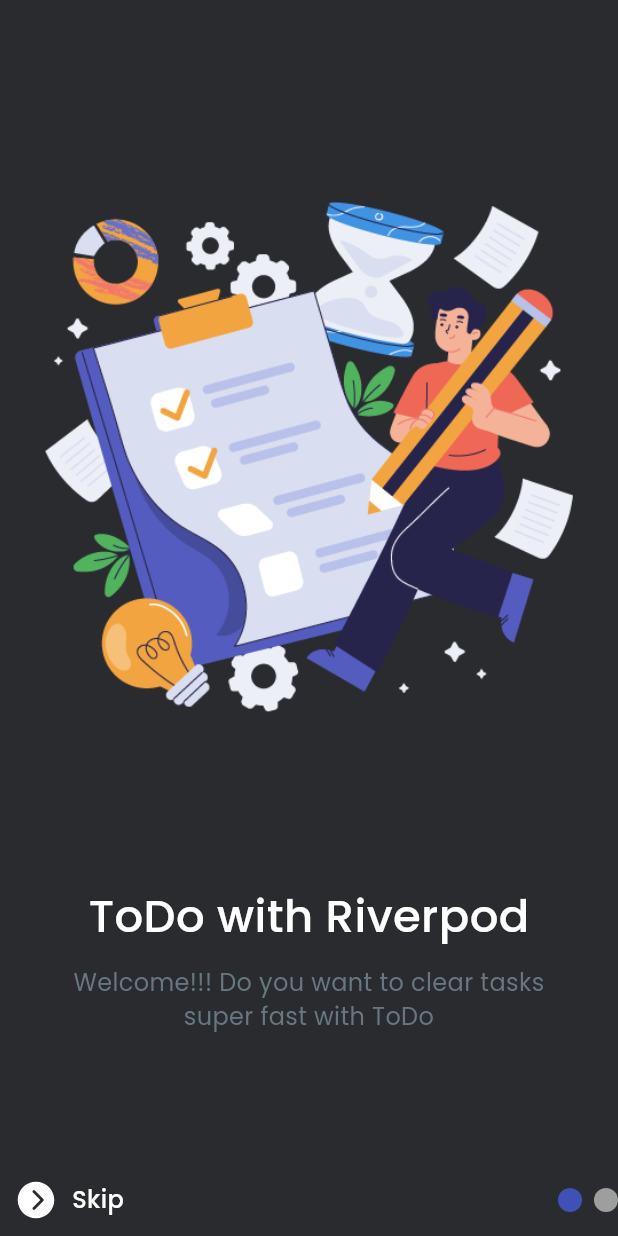
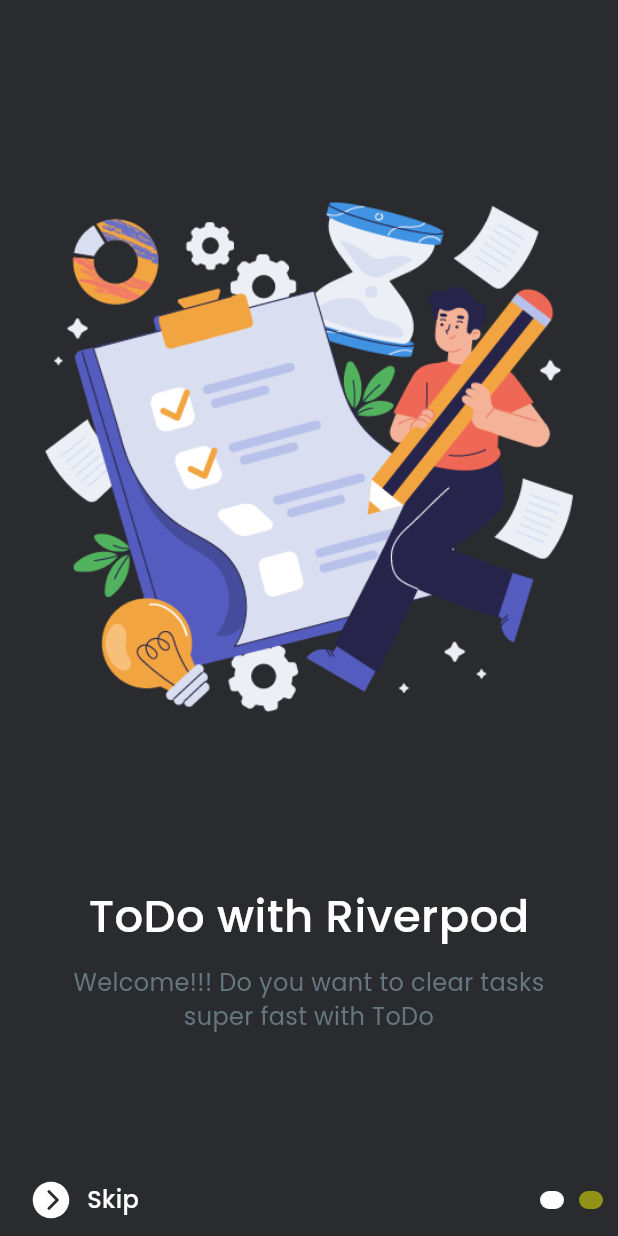
Before and after one commit to fidelisnwabisi/todo_app, a Flutter app: the screen it shows after launch, on a phone screen of 412 x 824 dp. Run offline on Flutter 3.47's test engine with Material 2 defaults, Android fonts, the phone set to English and light mode, and no system bars; drawn by our look-alikes of smooth_page_indicator; our stand-ins replace flutter_screenutil, flutter_vector_icons, google_fonts.

```diff
--- a/lib/core/res/colours.dart
+++ b/lib/core/res/colours.dart
@@ -10,7 +10,7 @@ class Colours {
   static const Color darkGrey = Color(0xFF707070);
   static const Color lightGrey = Color(0xFF667781);
   static const Color green = Color(0xFF0AA31E);
-  static const Color yello = Color(0xFFF9F900);
+  static const Color yellow = Color(0xFFF9F900);
   static const Color lightBackground = Color(0x58797777);
   static const Color greyBackground = Color(0xFF202C33);
 }
--- a/lib/features/on_boarding/views/on_boarding_screen.dart
+++ b/lib/features/on_boarding/views/on_boarding_screen.dart
@@ -34,7 +34,9 @@ class _OnBoardingScreenState extends State<OnBoardingScreen> {
     return Scaffold(
       backgroundColor: Colours.darkBackground,
       body: SafeArea(
-        child: Stack(alignment: Alignment.bottomCenter, children: [
+        child: Stack(
+          alignment: Alignment.bottomCenter,
+          children: [
             PageView(controller: pageController, children: [
               Padding(
                 padding: const EdgeInsets.symmetric(horizontal: 30),
@@ -112,7 +114,9 @@ class _OnBoardingScreenState extends State<OnBoardingScreen> {
                 ],
               ),
             ]),
-          Row(
+            Padding(
+              padding: const EdgeInsets.symmetric(horizontal: 10),
+              child: Row(
                 mainAxisAlignment: MainAxisAlignment.spaceBetween,
                 children: [
                   Row(
@@ -133,10 +137,21 @@ class _OnBoardingScreenState extends State<OnBoardingScreen> {
                       ),
                     ],
                   ),
-              SmoothPageIndicator(controller: pageController, count: 2)
+                  SmoothPageIndicator(
+                    controller: pageController,
+                    count: 2,
+                    effect: WormEffect(
+                      dotHeight: 12,
+                      spacing: 10,
+                      dotColor: Colours.yellow.withOpacity(0.5),
+                      activeDotColor: Colours.light,
+                    ),
+                  )
                 ],
               ),
-        ]),
+            ),
+          ],
+        ),
       ),
     );
   }
```
Lines whose indentation alone changed are shown as unchanged.
